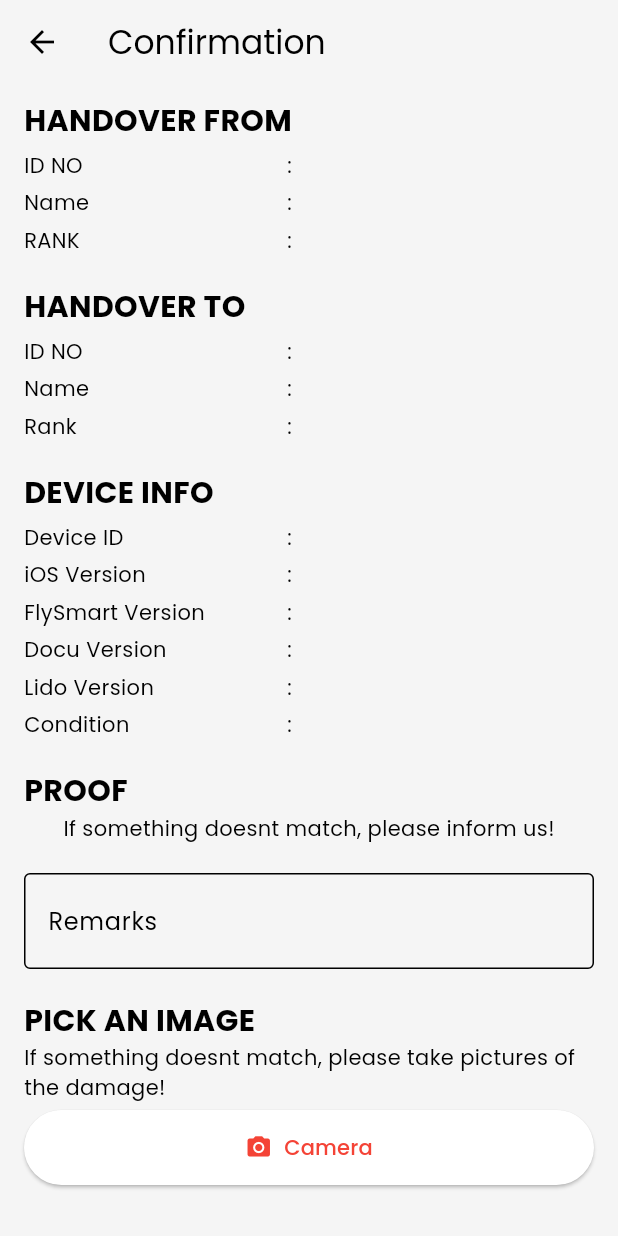
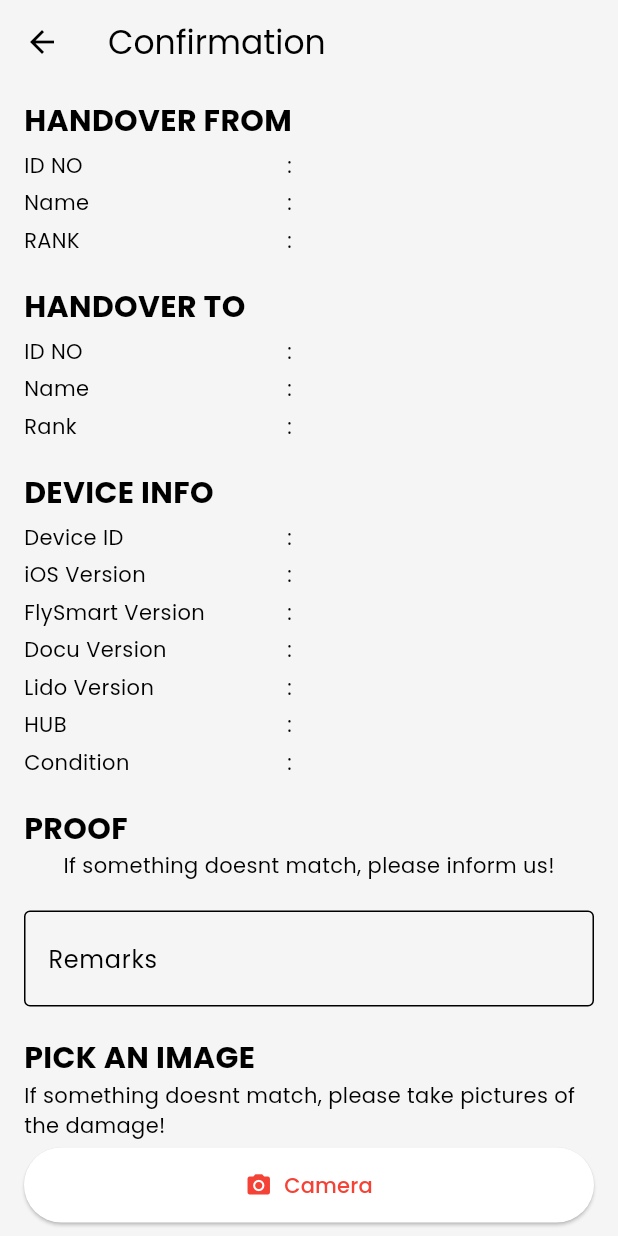
Before and after one commit to IAAXITDEL/MBKMDEL2023, a Flutter app: the ConfirmReturnOtherPilotView screen opened directly with empty values, on a phone screen of 412 x 824 dp. Run offline on Flutter 3.47's test engine with Material 2 defaults, Android fonts, the phone set to English and light mode, and no system bars; our stand-ins replace avatar_glow, cloud_firestore, dropdown_search, email_validator, firebase_auth, firebase_core and 22 more; missing offline and left inert: excel, flutter_barcode_scanner, hand_signature, syncfusion_flutter_pdf, syncfusion_flutter_signaturepad; accounts and stored records are empty; generated files the repository leaves out were written again.

Commit message:
updated-again

```diff
--- a/lib/app/modules/efb/occ/controllers/homeocc_controller.dart
+++ b/lib/app/modules/efb/occ/controllers/homeocc_controller.dart
@@ -52,6 +52,8 @@ class HomeOCCController extends GetxController {
     selectedHub.value = hub;
   }
 
+  RxBool isHubSelected = false.obs;
+
   final selectedIndex = 0.obs;
 
   void changeTabIndex(int index) {
--- a/lib/app/modules/efb/occ/views/homeocc_view.dart
+++ b/lib/app/modules/efb/occ/views/homeocc_view.dart
@@ -39,6 +39,7 @@ class HomeOCCView extends GetView<HomeOCCController> {
     return InkWell(
       onTap: () {
         controller.updateSelectedHub(hub);
+        controller.isHubSelected.value = true; // Hub is selected
         Navigator.pop(context); // Close the dialog
       },
       child: Padding(
@@ -47,6 +48,7 @@ class HomeOCCView extends GetView<HomeOCCController> {
       ),
     );
   }
+
 
 
 
@@ -212,8 +214,7 @@ class HomeOCCView extends GetView<HomeOCCController> {
 
 
             Obx(() {
-              final selectedHubText =
-                  controller.selectedHub?.value ?? 'No hub selected';
+              final selectedHubText = controller.selectedHub?.value ?? 'No hub selected';
               return Padding(
                 padding: const EdgeInsets.all(8.0),
                 child: Text('Selected Hub: $selectedHubText'),
@@ -261,6 +262,19 @@ class FirebaseDataTab extends StatelessWidget {
   @override
   Widget build(BuildContext context) {
     final controller = Get.find<HomeOCCController>();
+
+    if (!controller.isHubSelected.value) {
+      return Center(
+        child: Padding(
+          padding: const EdgeInsets.all(16.0),
+          child: Text(
+            'Please select the hub first.',
+            style: tsOneTextTheme.labelMedium,
+          ),
+        ),
+      );
+    }
+
     return StreamBuilder<QuerySnapshot>(
       stream: FirebaseFirestore.instance
           .collection("pilot-device-1")
--- a/lib/app/modules/efb/pilot/views/confirm_return_other_pilot_view.dart
+++ b/lib/app/modules/efb/pilot/views/confirm_return_other_pilot_view.dart
@@ -399,6 +399,21 @@ class _ConfirmReturnOtherPilotViewState extends State<ConfirmReturnOtherPilotVie
                                 Row(
                                   children: [
                                     Expanded(
+                                        flex: 6, child: Text("HUB", style: tsOneTextTheme.labelMedium,)),
+                                    Expanded(flex: 1, child: Text(":")),
+                                    Expanded(
+                                      flex: 6,
+                                      child: Text(
+                                        '${deviceData['hub'] ?? 'No Data'}',
+                                        style: tsOneTextTheme.labelMedium,
+                                      ),
+                                    ),
+                                  ],
+                                ),
+                                SizedBox(height: 5.0),
+                                Row(
+                                  children: [
+                                    Expanded(
                                         flex: 6, child: Text("Condition", style: tsOneTextTheme.labelMedium,)),
                                     Expanded(flex: 1, child: Text(":")),
                                     Expanded(
```
Also changed, not shown: lib/app/modules/efb/occ/views/confirm_request_pilot_view.dart (+16 -2 lines), lib/app/modules/efb/pilot/views/pilot_un_request_device_view.dart (+18 -5 lines), lib/app/modules/efb/pilot/views/pilot_un_return_device_view.dart (+16 -3 lines), lib/app/modules/efb/pilot/views/pilotrequestdevice_view.dart (+11 -1 lines).
